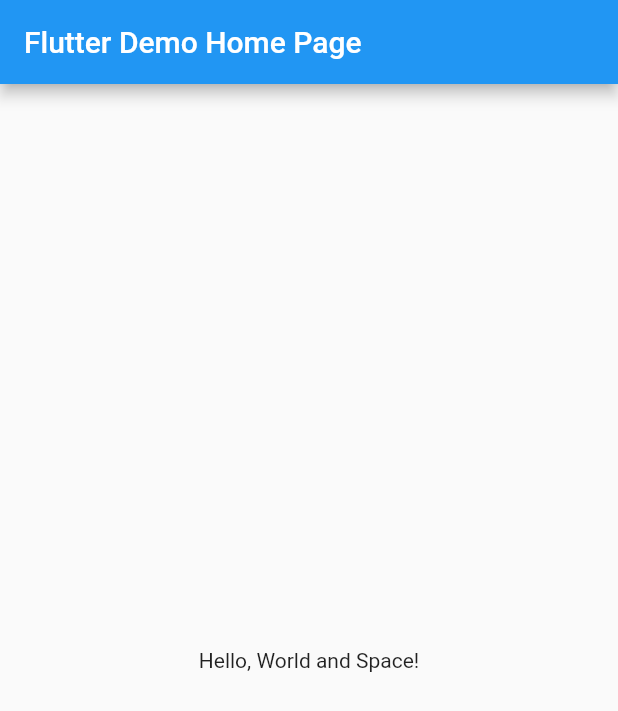
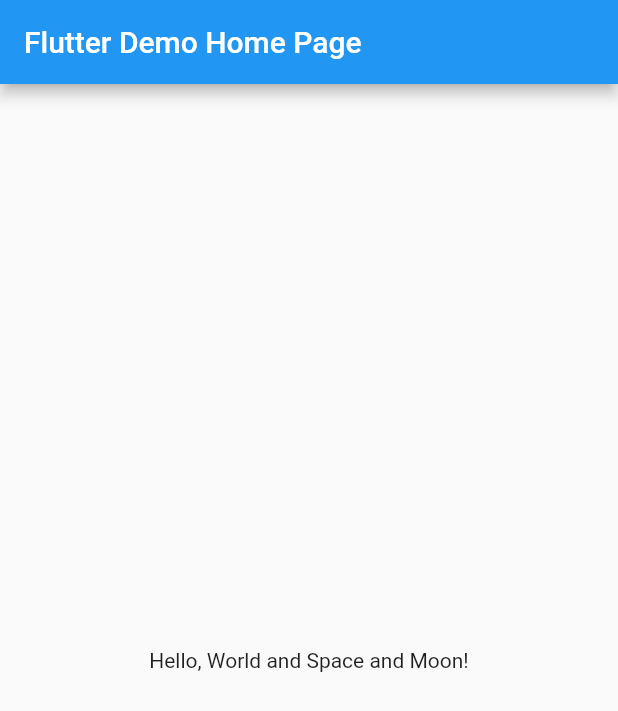
Before and after one commit to mdrobnych/hello_mamamia, a Flutter app: the screen it shows after launch, on a phone screen of 412 x 824 dp. Shown: the top 711 px of the screen. Run offline on Flutter 3.47's test engine with Material 2 defaults, Android fonts, the phone set to English and light mode, and no system bars.

Commit message:
add new text

```diff
--- a/lib/main.dart
+++ b/lib/main.dart
@@ -33,7 +33,7 @@ class MyHomePage extends StatelessWidget {
       ),
       body: Center(
         child: Text(
-          'Hello, World and Space!',
+          'Hello, World and Space and Moon!',
         ),
       ),
     );
```
